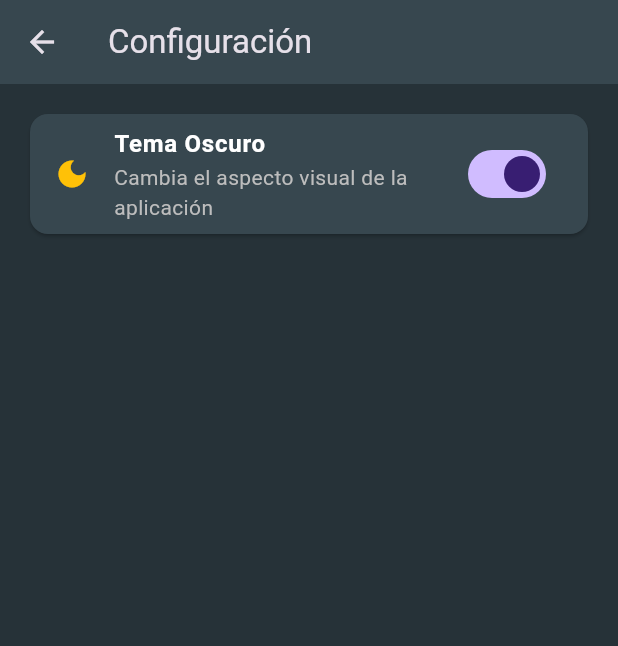
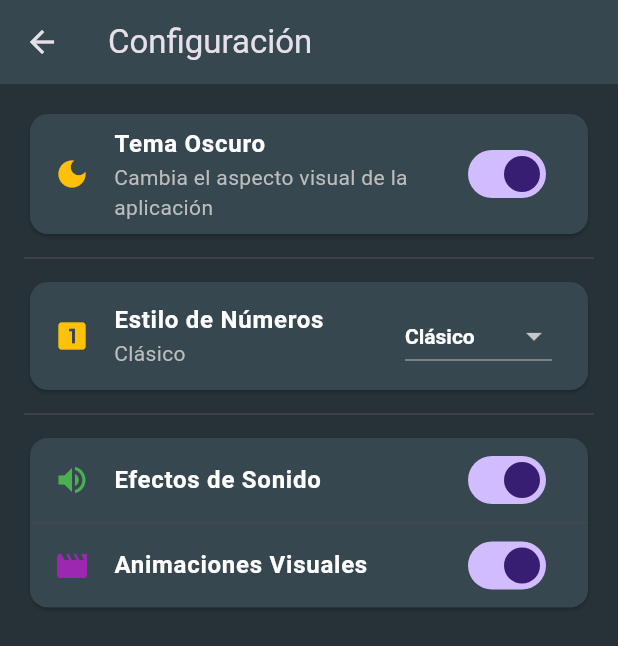
Before and after one commit to Miguelunimet/MicroProyecto_BuscaMinas_SistemasdeInfo, a Flutter app: the screen it shows after launch, after a tap on "Configuración ⚙️", on a phone screen of 412 x 824 dp. Shown: the top 646 px of the screen. Run offline on Flutter 3.47's test engine with Material 3 defaults, Android fonts, the phone set to English and light mode, and no system bars; our stand-ins replace shared_preferences.

Commit message:
Se logra el funcionamiento del workflow pero faltaban cosas, se hicieron arreglos y ahora funciona

```diff
--- a/lib/Pantallas/pantalla_configuracion.dart
+++ b/lib/Pantallas/pantalla_configuracion.dart
@@ -1,6 +1,7 @@
 import 'package:flutter/material.dart';
+import 'package:shared_preferences/shared_preferences.dart';
 
-class PantallaConfiguracion extends StatelessWidget {
+class PantallaConfiguracion extends StatefulWidget {
   final bool esModoOscuro;
   final ValueChanged<bool> onTemaCambiado;
 
@@ -9,6 +10,41 @@ class PantallaConfiguracion extends StatelessWidget {
     required this.esModoOscuro,
     required this.onTemaCambiado,
   });
+
+  @override
+  State<PantallaConfiguracion> createState() => _PantallaConfiguracionState();
+}
+
+class _PantallaConfiguracionState extends State<PantallaConfiguracion> {
+  String _estiloNumeros = 'Clásico';
+  bool _sonidosActivos = true;
+  bool _animacionesActivas = true;
+
+  @override
+  void initState() {
+    super.initState();
+    _cargarPreferencias();
+  }
+
+  // Carga los valores guardados localmente al abrir la pantalla
+  Future<void> _cargarPreferencias() async {
+    final prefs = await SharedPreferences.getInstance();
+    setState(() {
+      _estiloNumeros = prefs.getString('estiloNumeros') ?? 'Clásico';
+      _sonidosActivos = prefs.getBool('sonidosActivos') ?? true;
+      _animacionesActivas = prefs.getBool('animacionesActivas') ?? true;
+    });
+  }
+
+  // Guarda las opciones de forma persistente
+  Future<void> _guardarPreferencia(String key, dynamic value) async {
+    final prefs = await SharedPreferences.getInstance();
+    if (value is String) {
+      await prefs.setString(key, value);
+    } else if (value is bool) {
+      await prefs.setBool(key, value);
+    }
+  }
 
   @override
   Widget build(BuildContext context) {
@@ -24,15 +60,16 @@ class PantallaConfiguracion extends StatelessWidget {
       ),
       body: Padding(
         padding: const EdgeInsets.all(16.0),
-        child: Column(
+        child: ListView( // Cambiado a ListView por si agregas más opciones y necesitas scroll
           children: [
+
             Card(
               color: esOscuroActual ? Colors.blueGrey[800] : Colors.white,
               shape: RoundedRectangleBorder(borderRadius: BorderRadius.circular(12)),
               child: SwitchListTile(
                 secondary: Icon(
-                  esModoOscuro ? Icons.dark_mode : Icons.light_mode,
-                  color: esModoOscuro ? Colors.amber : Colors.orange,
+                  widget.esModoOscuro ? Icons.dark_mode : Icons.light_mode,
+                  color: widget.esModoOscuro ? Colors.amber : Colors.orange,
                 ),
                 title: Text(
                   'Tema Oscuro',
@@ -47,10 +84,101 @@ class PantallaConfiguracion extends StatelessWidget {
                     color: esOscuroActual ? Colors.grey[400] : Colors.black54
                   ),
                 ),
-                value: esModoOscuro, // El valor actual (prendido/apagado)
-                onChanged: onTemaCambiado, // La función que avisa a main.dart que cambie la luz
+                value: widget.esModoOscuro, // El valor actual (prendido/apagado)
+                onChanged: widget.onTemaCambiado, // La función que avisa a main.dart que cambie la luz
               ),
             ),
+
+            const Divider(height: 24),
+
+
+            Card(
+              color: esOscuroActual ? Colors.blueGrey[800] : Colors.white,
+              shape: RoundedRectangleBorder(borderRadius: BorderRadius.circular(12)),
+              child: ListTile(
+                leading: Icon(
+                  Icons.looks_one,
+                  color: esOscuroActual ? Colors.amber : Colors.blueAccent,
+                ),
+                title: Text(
+                  'Estilo de Números',
+                  style: TextStyle(
+                    fontWeight: FontWeight.bold,
+                    color: esOscuroActual ? Colors.white : Colors.black87,
+                  ),
+                ),
+                subtitle: Text(
+                  _estiloNumeros,
+                  style: TextStyle(color: esOscuroActual ? Colors.grey[400] : Colors.black54),
+                ),
+                trailing: DropdownButton<String>(
+                  value: _estiloNumeros,
+                  dropdownColor: esOscuroActual ? Colors.blueGrey[800] : Colors.white,
+                  style: TextStyle(
+                    color: esOscuroActual ? Colors.white : Colors.black87,
+                    fontWeight: FontWeight.bold
+                  ),
+                  items: <String>['Clásico', 'Colorido', 'Retro', 'Minimalista'].map((String value) {
+                    return DropdownMenuItem<String>(value: value, child: Text(value));
+                  }).toList(),
+                  onChanged: (nuevoValor) {
+                    if (nuevoValor != null) {
+                      setState(() => _estiloNumeros = nuevoValor);
+                      _guardarPreferencia('estiloNumeros', nuevoValor);
+                    }
+                  },
+                ),
+              ),
+            ),
+
+            const Divider(height: 24),
+
+
+            Card(
+              color: esOscuroActual ? Colors.blueGrey[800] : Colors.white,
+              shape: RoundedRectangleBorder(borderRadius: BorderRadius.circular(12)),
+              child: Column(
+                children: [
+                  SwitchListTile(
+                    secondary: Icon(
+                      _sonidosActivos ? Icons.volume_up : Icons.volume_off,
+                      color: _sonidosActivos ? Colors.green : Colors.grey,
+                    ),
+                    title: Text(
+                      'Efectos de Sonido',
+                      style: TextStyle(
+                        fontWeight: FontWeight.bold,
+                        color: esOscuroActual ? Colors.white : Colors.black87,
+                    ),
+                  ),
+                  value: _sonidosActivos,
+                  onChanged: (bool valor) {
+                    setState(() => _sonidosActivos = valor);
+                    _guardarPreferencia('sonidosActivos', valor);
+                  },
+                ),
+                const Divider(height: 1),
+                SwitchListTile(
+                  secondary: Icon(
+                    _animacionesActivas ? Icons.movie : Icons.movie_creation_outlined,
+                    color: _animacionesActivas ? Colors.purple : Colors.grey,
+                  ),
+                  title: Text(
+                    'Animaciones Visuales',
+                    style: TextStyle(
+                      fontWeight: FontWeight.bold,
+                      color: esOscuroActual ? Colors.white : Colors.black87,
+                    ),
+                  ),
+                  value: _animacionesActivas,
+                  onChanged: (bool valor) {
+                    setState(() => _animacionesActivas = valor);
+                    _guardarPreferencia('animacionesActivas', valor);
+                  },
+                ),
+              ],
+            ),
+          ),
           ],
         ),
       ),
```
